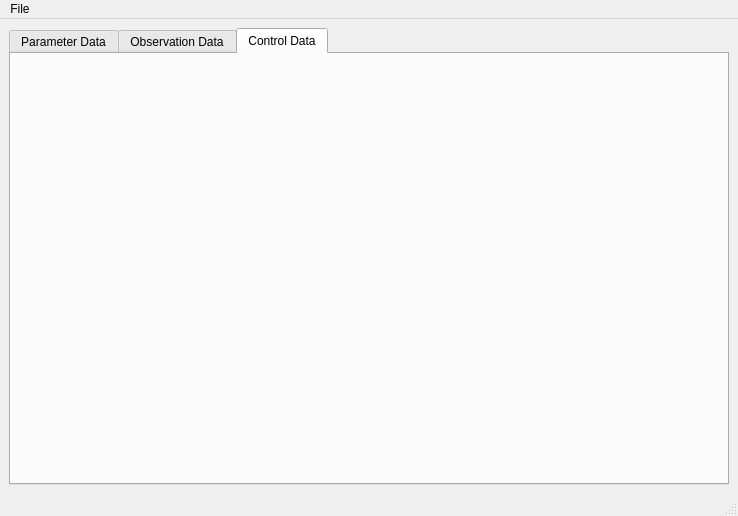
SurajKamble/SWMM2PEST, file UI_Files/SecondPage.ui: the form before one commit.
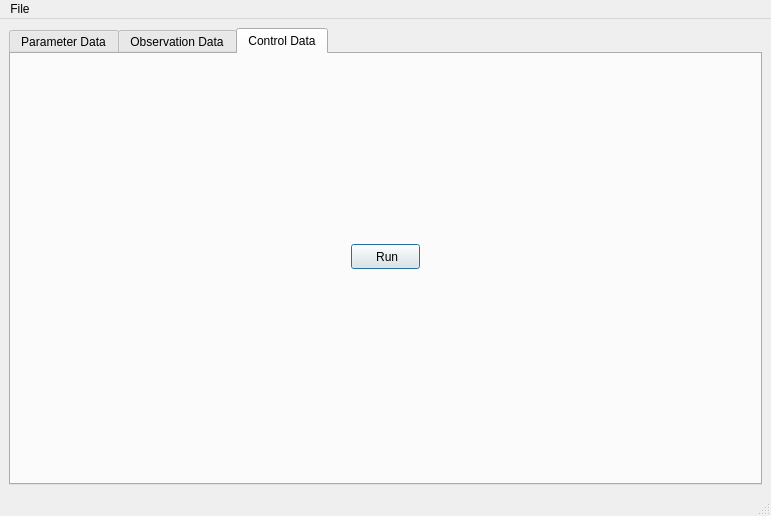
The form after the commit. The open tabs and pages were chosen to show the change. Icons and pictures are not drawn.

Diff of the .ui file:
```diff
--- a/UI_Files/SecondPage.ui
+++ b/UI_Files/SecondPage.ui
@@ -6,17 +6,27 @@
    <rect>
     <x>0</x>
     <y>0</y>
-    <width>738</width>
+    <width>771</width>
     <height>516</height>
    </rect>
   </property>
   <property name="windowTitle">
    <string>SWMM2PEST</string>
   </property>
+  <property name="windowIcon">
+   <iconset>
+    <normaloff>../Images/EPA1.png</normaloff>../Images/EPA1.png</iconset>
+  </property>
+  <property name="tabShape">
+   <enum>QTabWidget::Rounded</enum>
+  </property>
   <widget class="QWidget" name="centralwidget">
    <layout class="QGridLayout" name="gridLayout">
     <item row="0" column="1">
      <widget class="QTabWidget" name="tabOuter">
+      <property name="tabShape">
+       <enum>QTabWidget::Rounded</enum>
+      </property>
       <property name="currentIndex">
        <number>0</number>
       </property>
@@ -215,6 +225,80 @@
        <attribute name="title">
         <string>Control Data</string>
        </attribute>
+       <layout class="QHBoxLayout" name="horizontalLayout_7">
+        <item>
+         <widget class="QWidget" name="widget_5" native="true">
+          <property name="minimumSize">
+           <size>
+            <width>325</width>
+            <height>0</height>
+           </size>
+          </property>
+         </widget>
+        </item>
+        <item>
+         <layout class="QVBoxLayout" name="verticalLayout_5">
+          <item>
+           <widget class="QWidget" name="widget_7" native="true">
+            <property name="minimumSize">
+             <size>
+              <width>0</width>
+              <height>175</height>
+             </size>
+            </property>
+           </widget>
+          </item>
+          <item>
+           <widget class="QPushButton" name="pushButtonRunPEST">
+            <property name="minimumSize">
+             <size>
+              <width>65</width>
+              <height>25</height>
+             </size>
+            </property>
+            <property name="font">
+             <font>
+              <weight>50</weight>
+              <italic>false</italic>
+              <bold>false</bold>
+              <underline>false</underline>
+             </font>
+            </property>
+            <property name="text">
+             <string> Run</string>
+            </property>
+            <property name="icon">
+             <iconset>
+              <normaloff>../Images/Go.png</normaloff>../Images/Go.png</iconset>
+            </property>
+            <property name="default">
+             <bool>true</bool>
+            </property>
+           </widget>
+          </item>
+          <item>
+           <widget class="QLabel" name="labelLoading">
+            <property name="text">
+             <string/>
+            </property>
+           </widget>
+          </item>
+          <item>
+           <widget class="QWidget" name="widget_8" native="true"/>
+          </item>
+         </layout>
+        </item>
+        <item>
+         <widget class="QWidget" name="widget_6" native="true">
+          <property name="minimumSize">
+           <size>
+            <width>325</width>
+            <height>0</height>
+           </size>
+          </property>
+         </widget>
+        </item>
+       </layout>
       </widget>
      </widget>
     </item>
@@ -225,8 +309,8 @@
     <rect>
      <x>0</x>
      <y>0</y>
-     <width>738</width>
-     <height>22</height>
+     <width>771</width>
+     <height>21</height>
     </rect>
    </property>
    <widget class="QMenu" name="menuFile">
```
Left out of the diff: 35 changed lines with no effect on the pictures.
